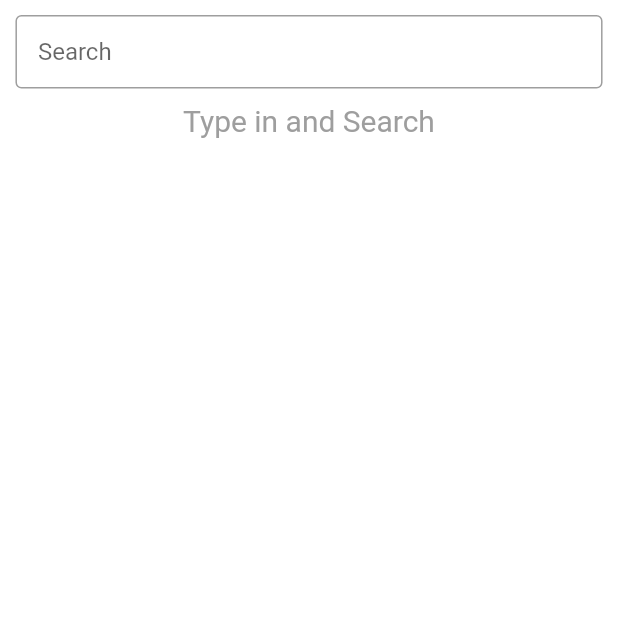
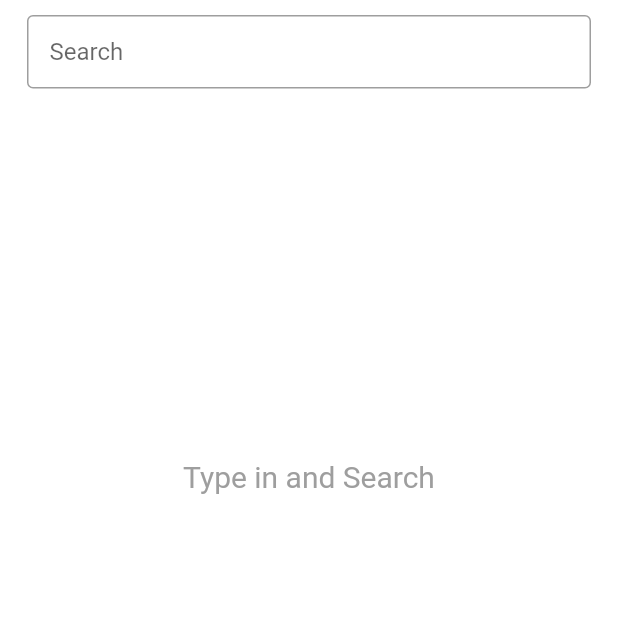
Before and after one commit to jeevareddy/imdb_simple_search, a Flutter app: the screen it shows after launch, on a phone screen of 412 x 824 dp, the top half of it. Run offline on Flutter 3.47's test engine with Material 2 defaults, Android fonts, the phone set to English and light mode, and no system bars; our stand-ins replace flutter_rating_bar.

Commit message:
UI correction

```diff
--- a/lib/Provider/searchProvider.dart
+++ b/lib/Provider/searchProvider.dart
@@ -10,10 +10,9 @@ class SearchProvider extends ChangeNotifier {
   search({String searchString}) async {
     searching = true;
     notifyListeners();
-    print(searchString);
     if (searchString.isNotEmpty) {
       Response response = await get(
-        'http://www.omdbapi.com/?s=$searchString&apikey=de9c0d08',
+        'http://www.omdbapi.com/?s=${searchString.trim()}&apikey=de9c0d08',
       );
       if (response.statusCode == 200) {
         responseBody = jsonDecode(response.body);
--- a/lib/Screens/search.dart
+++ b/lib/Screens/search.dart
@@ -24,28 +24,34 @@ class _SearchState extends State<Search> {
             crossAxisAlignment: CrossAxisAlignment.center,
             children: [
               Container(
-                  width: MediaQuery.of(context).size.width * 0.95,
+                  padding: EdgeInsets.symmetric(horizontal: 8),
                   child: searchBar()),
-              SizedBox(
-                height: 10,
-              ),
               Expanded(
                 child: Consumer<SearchProvider>(
-                  builder: (context, value, child) => value.results == null
-                      ? Text(
-                          "Type in and Search",
-                          style: TextStyle(fontSize: 20, color: Colors.grey),
+                  builder: (context, value, child) => value.searching
+                      ? Column(
+                          children: [
+                            SizedBox(
+                              height: MediaQuery.of(context).size.height * 0.3,
+                            ),
+                            Container(
+                                height: 50,
+                                width: 50,
+                                child: CircularProgressIndicator()),
+                          ],
                         )
-                      : value.searching
+                      : value.results == null
                           ? Column(
                               children: [
                                 SizedBox(
-                                  height: 100,
+                                  height:
+                                      MediaQuery.of(context).size.height * 0.3,
                                 ),
-                                Container(
-                                    height: 50,
-                                    width: 50,
-                                    child: CircularProgressIndicator()),
+                                Text(
+                                  "Type in and Search",
+                                  style: TextStyle(
+                                      fontSize: 20, color: Colors.grey),
+                                ),
                               ],
                             )
                           : value.results.isEmpty
@@ -57,7 +63,9 @@ class _SearchState extends State<Search> {
                               : ListView.builder(
                                   itemCount: value.results.length,
                                   addAutomaticKeepAlives: true,
-                                  padding: EdgeInsets.all(8),
+                                  padding: EdgeInsets.symmetric(
+                                    horizontal: 8,
+                                  ),
                                   itemBuilder: (context, index) {
                                     return FilmCard(
                                       data: value.results[index],
@@ -83,7 +91,8 @@ class _SearchState extends State<Search> {
             contentPadding: EdgeInsets.all(15),
             hintText: "Search",
             border: OutlineInputBorder()),
-        textInputAction: TextInputAction.search,
+        keyboardType: TextInputType.text,
+        textInputAction: TextInputAction.done,
         onEditingComplete: () {
           searchProvider.search(searchString: _searchController.text);
         },
```
Also changed, not shown: lib/Widgets/filmCard.dart (+33 -16 lines), 1 other file.
